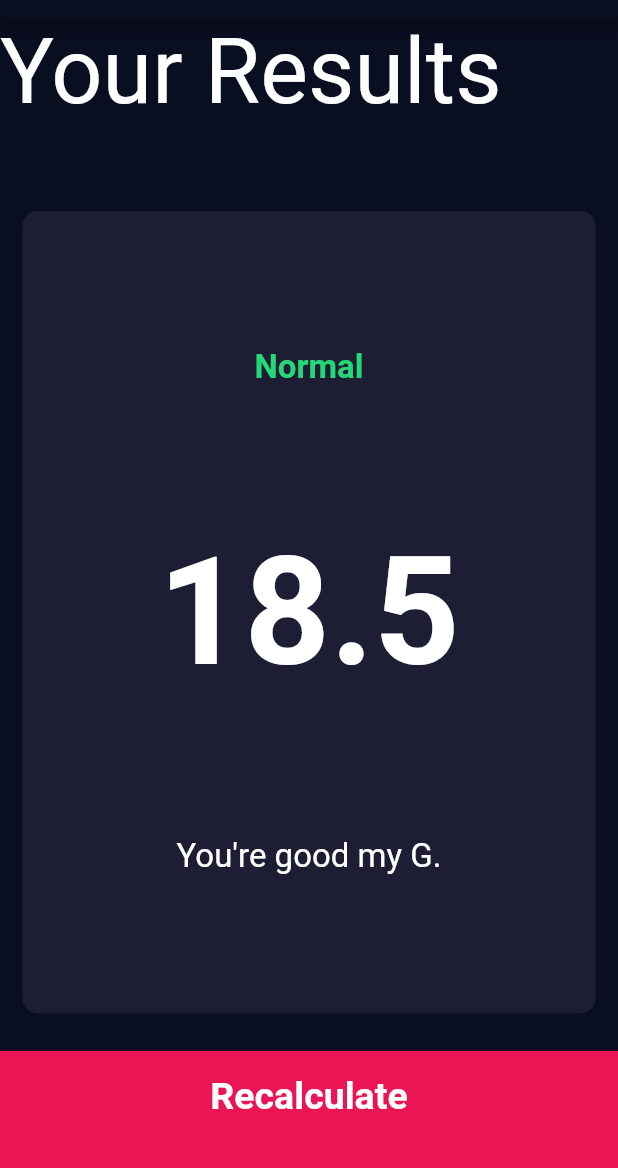
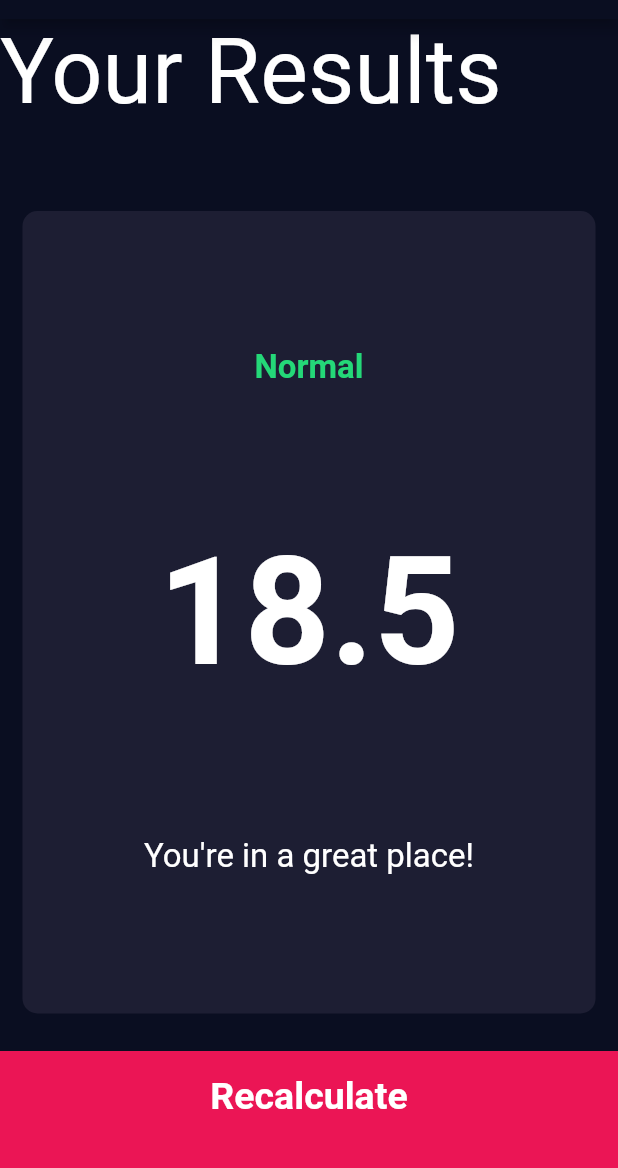
Before and after one commit to Cabreros/bmi-calculator, a Flutter app: the screen it shows after launch, after a tap on "CALCULATE", on a phone screen of 412 x 824 dp, the part 65-1233 px from its top. Run offline on Flutter 3.47's test engine with Material 2 defaults, Android fonts, the phone set to English and light mode, and no system bars; our stand-ins replace font_awesome_flutter.

Commit message:
Update calculator_brain.dart

```diff
--- a/lib/calculator_brain.dart
+++ b/lib/calculator_brain.dart
@@ -25,11 +25,11 @@ class CalculatorBrain {
 
   String getInterpretation() {
     if (_bmi >= 25) {
-      return 'You need to eat a little bit less dawg';
+      return 'A little overweight, you can do it!';
     } else if (_bmi > 18.5) {
-      return 'You\'re good my G.';
+      return 'You\'re in a great place!';
     } else {
-      return 'Stop eating like a bird';
+      return 'Need to gain weight, but remember to eat healthy!';
     }
   }
 }
```
